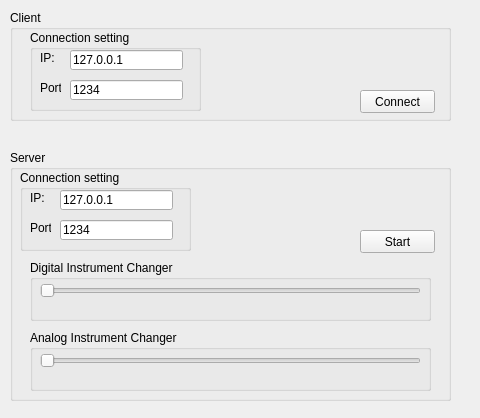
Qt form mainwindow.ui (casi77/clockwidget) before a commit.
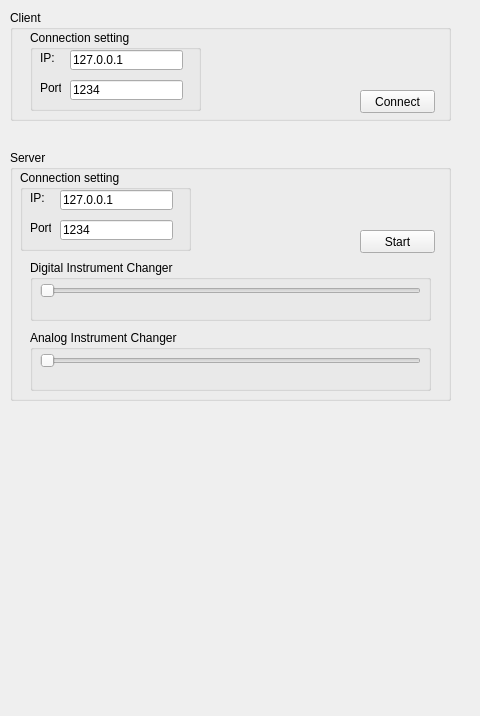
The same form after that commit.

Commit message: added qml to widget.

```diff
--- a/mainwindow.ui
+++ b/mainwindow.ui
@@ -7,7 +7,7 @@
     <x>0</x>
     <y>0</y>
     <width>480</width>
-    <height>418</height>
+    <height>716</height>
    </rect>
   </property>
   <property name="windowTitle">
@@ -248,6 +248,17 @@
      </widget>
     </widget>
    </widget>
+   <widget class="QWidget" name="verticalLayoutWidget">
+    <property name="geometry">
+     <rect>
+      <x>19</x>
+      <y>380</y>
+      <width>441</width>
+      <height>321</height>
+     </rect>
+    </property>
+    <layout class="QVBoxLayout" name="verticalLayout"/>
+   </widget>
    <zorder>groupBox_4</zorder>
    <zorder>groupBox_3</zorder>
    <zorder>groupBox</zorder>
```
Left out of the diff: 1 changed line with no effect on the pictures. The commit also changes 7 other files.
